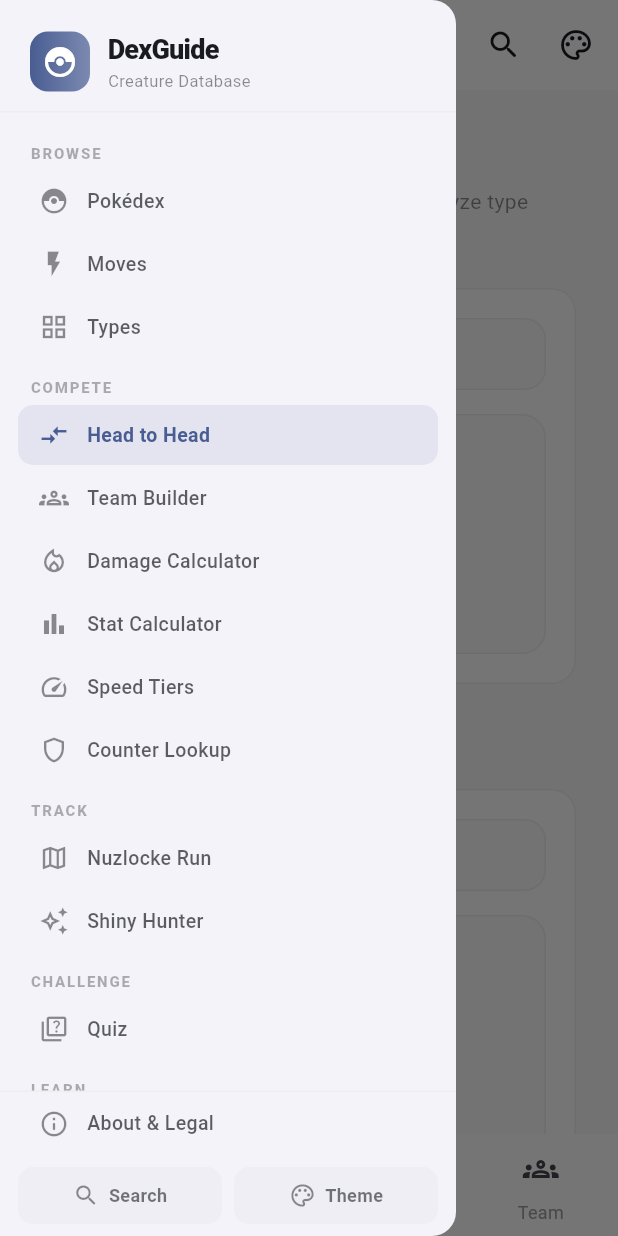
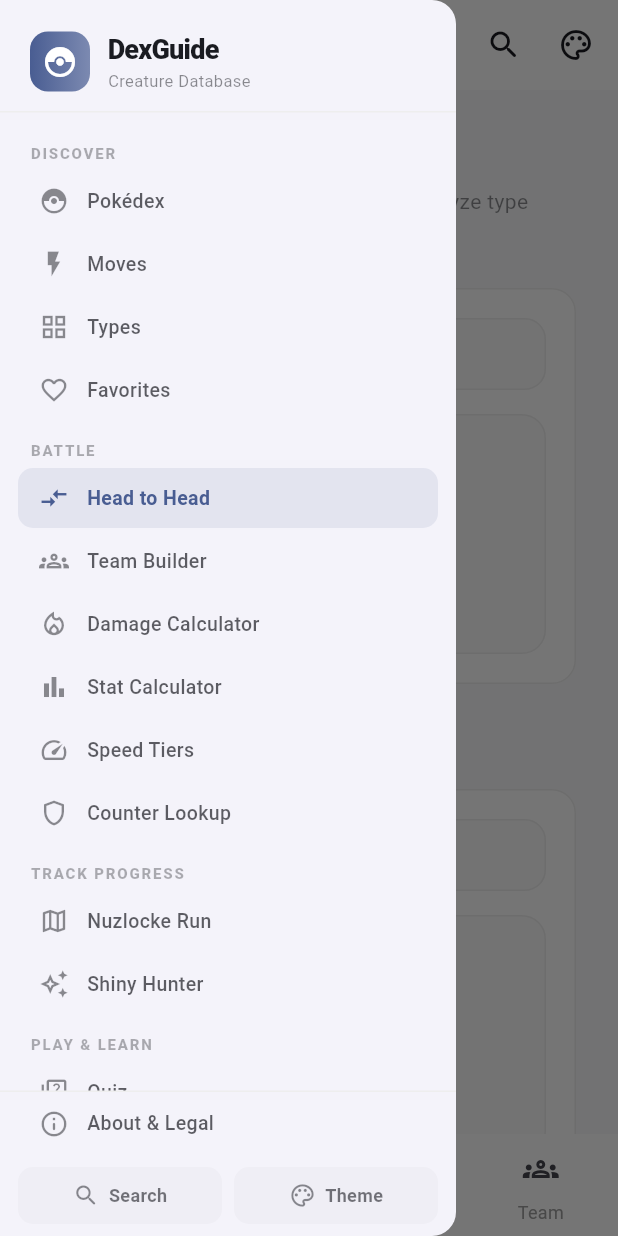
Before and after one commit to silkyrich/pokedex-flutter, a Flutter app: the screen it shows after launch, item 2 of the bottom bar chosen, with the side drawer open, on a phone screen of 412 x 824 dp. Run offline on Flutter 3.47's test engine with Material 3 defaults, Android fonts, the phone set to English and light mode, and no system bars; our stand-ins replace go_router, shared_preferences; network calls fail.

Commit message:
Reorganize navigation menu for better UX
- Renamed "Browse" → "Discover" and moved Favorites here
- Renamed "Compete" → "Battle"
- Renamed "Track" → "Track Progress"
- Merged "Challenge" and "Learn" into "Play & Learn"
- Removed standalone "Collection" section

Favorites now lives with discovery tools (Pokédex, Moves, Types) instead
of in its own single-item section.

Co-Authored-By: Claude Sonnet 4.5 <noreply@anthropic.com>

```diff
--- a/pokemondb/lib/widgets/navigation_shell.dart
+++ b/pokemondb/lib/widgets/navigation_shell.dart
@@ -18,12 +18,13 @@ class NavigationShell extends StatelessWidget {
 
   // All destinations for drawer/sidebar, grouped
   static const _drawerSections = [
-    _DrawerSection('Browse', [
+    _DrawerSection('Discover', [
       _NavItem('/', 'Pokédex', Icons.catching_pokemon_outlined, Icons.catching_pokemon),
       _NavItem('/moves', 'Moves', Icons.flash_on_outlined, Icons.flash_on),
       _NavItem('/types', 'Types', Icons.grid_view_outlined, Icons.grid_view_rounded),
+      _NavItem('/favorites', 'Favorites', Icons.favorite_border, Icons.favorite),
     ]),
-    _DrawerSection('Compete', [
+    _DrawerSection('Battle', [
       _NavItem('/battle', 'Head to Head', Icons.compare_arrows_outlined, Icons.compare_arrows),
       _NavItem('/team', 'Team Builder', Icons.groups_outlined, Icons.groups),
       _NavItem('/tools/damage-calc', 'Damage Calculator', Icons.local_fire_department_outlined, Icons.local_fire_department),
@@ -31,20 +32,15 @@ class NavigationShell extends StatelessWidget {
       _NavItem('/tools/speed-tiers', 'Speed Tiers', Icons.speed_outlined, Icons.speed),
       _NavItem('/tools/counter', 'Counter Lookup', Icons.shield_outlined, Icons.shield),
     ]),
-    _DrawerSection('Track', [
+    _DrawerSection('Track Progress', [
       _NavItem('/tools/nuzlocke', 'Nuzlocke Run', Icons.map_outlined, Icons.map),
       _NavItem('/tools/shiny', 'Shiny Hunter', Icons.auto_awesome_outlined, Icons.auto_awesome),
     ]),
-    _DrawerSection('Challenge', [
+    _DrawerSection('Play & Learn', [
       _NavItem('/quiz', 'Quiz', Icons.quiz_outlined, Icons.quiz),
-    ]),
-    _DrawerSection('Learn', [
       _NavItem('/learn', 'How This App Works', Icons.code_outlined, Icons.code_rounded),
       _NavItem('/stats-guide', 'The Maths of Pokémon', Icons.bar_chart_outlined, Icons.bar_chart_rounded),
       _NavItem('/official', 'Official Pokémon', Icons.videogame_asset_outlined, Icons.videogame_asset_rounded),
-    ]),
-    _DrawerSection('Collection', [
-      _NavItem('/favorites', 'Favorites', Icons.favorite_border, Icons.favorite),
     ]),
   ];
 
```
